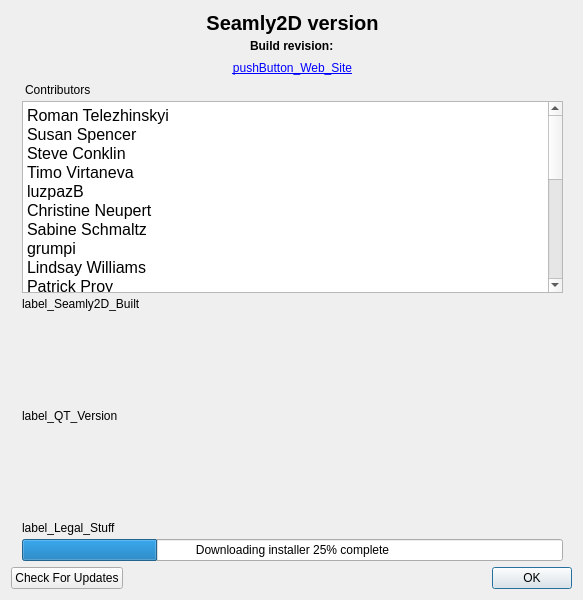
Qt form src/app/seamly2d/dialogs/dialogaboutapp.ui (FashionFreedom/Seamly2D) before a commit.
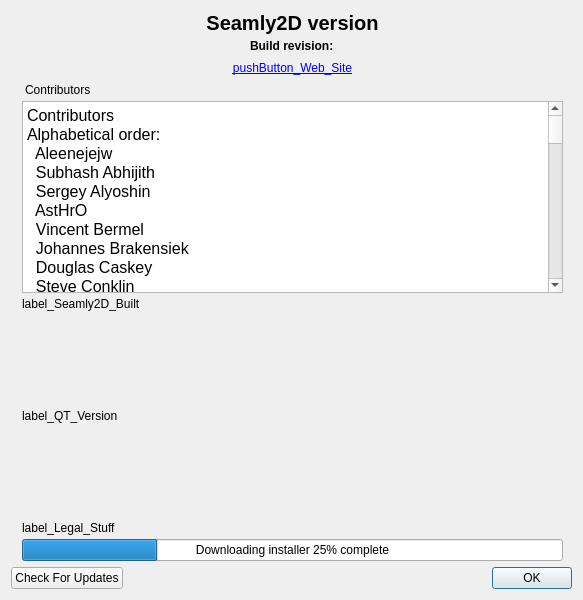
The same form after that commit. Icons and pictures are not drawn.

The edit to the form file:
```diff
--- a/src/app/seamly2d/dialogs/dialogaboutapp.ui
+++ b/src/app/seamly2d/dialogs/dialogaboutapp.ui
@@ -216,29 +216,60 @@
           <bool>true</bool>
          </property>
          <property name="plainText">
-          <string notr="true">Roman Telezhinskyi
-Susan Spencer
-Steve Conklin
-Timo Virtaneva
-luzpazB
-Christine Neupert
-Sabine Schmaltz
-grumpi
-Lindsay Williams
-Patrick Proy
-Mischa Krempel
-Matt Daw
-Peter Gsellmann
-Robert Martin
-Michaela Orth
-Rina Rivera
-Fritz Rometsch
-Felix Ulber
-Alex Zaharov
-Valentina Zhuravska
-Bettina Gatzlaff
-Ronan Le Tiec
-Douglas Caskey</string>
+<string notr="true">Contributors   
+Alphabetical order: 
+  Aleenejejw
+  Subhash Abhijith
+  Sergey Alyoshin
+  AstHrO
+  Vincent Bermel
+  Johannes Brakensiek
+  Douglas Caskey
+  Steve Conklin
+  Ian Cunningham
+  Grace de Man
+  Frukto
+  Bettina Gatzlaff
+  Marius Ghita
+  Peter Gsellmann
+  Raina Gufstafson
+  Mohammed Ibrahim
+  Jackstr
+  Keepy38
+  Martijn Kleptog
+  Mischa Linus Krempel
+  Bojan Kverh
+  Ronan LeTiec
+  Kim March-Force
+  Dan McMahill
+  Benjamin Nauk
+  Christine Neupert
+  Mo Odling
+  Oni303
+  Harshil Patel
+  Pneumarian
+  Roman Postanciuk
+  Patrick Proy
+  QtGirl
+  SS-Adam
+  Fabrice Salvaire
+  Sabine Schmaltz
+  Alexsey Schmuley
+  Christoph Settgast
+  Evgeniy Strelnikov
+  Abhijith Subhash
+  U38cg
+  Felix Ulber
+  Ths80
+  Timo Virtaneva
+  Lindsay Williams
+  Araceli Yanez
+  Alex Zaharov
+  Valentina Zhuravska
+  Bernd Zeimetz
+  Alex Lopez Zubieta
+  Aleksey Zaharov
+          </string>
          </property>
         </widget>
        </item>
```
